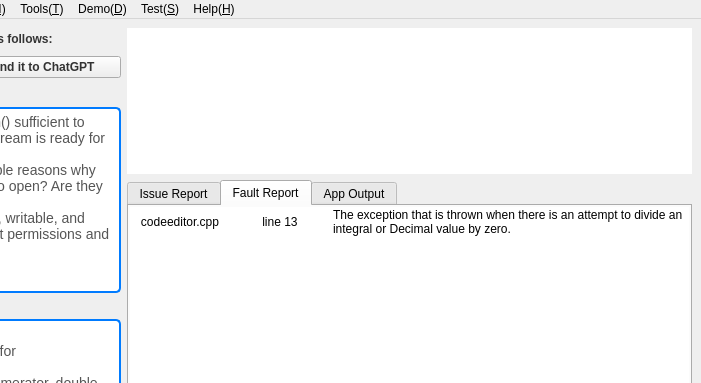
The window that mainwindow.ui (fumeshroomXY/HMPP) describes before a commit, drawn with Qt 5; both pictures show x 263 to 964 and y 0 to 383 of the 964 by 565 pixel window.
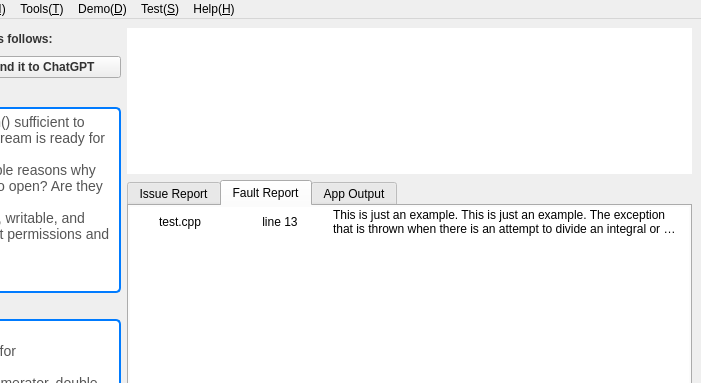
The same window after the commit. The open tabs and pages were chosen to show the change. Icons and pictures are not drawn. Custom widgets are drawn as their Qt base class.

```diff
--- a/mainwindow.ui
+++ b/mainwindow.ui
@@ -1046,7 +1046,7 @@
                 </column>
                 <item row="0" column="0">
                  <property name="text">
-                  <string>codeeditor.cpp</string>
+                  <string>test.cpp</string>
                  </property>
                  <property name="textAlignment">
                   <set>AlignCenter</set>
@@ -1066,7 +1066,7 @@
                 </item>
                 <item row="0" column="2">
                  <property name="text">
-                  <string>The exception that is thrown when there is an attempt to divide an integral or Decimal value by zero.</string>
+                  <string>This is just an example. This is just an example. The exception that is thrown when there is an attempt to divide an integral or Decimal value by zero.</string>
                  </property>
                 </item>
                </widget>
```
Left out of the diff: 14 changed lines with no effect on the pictures.
